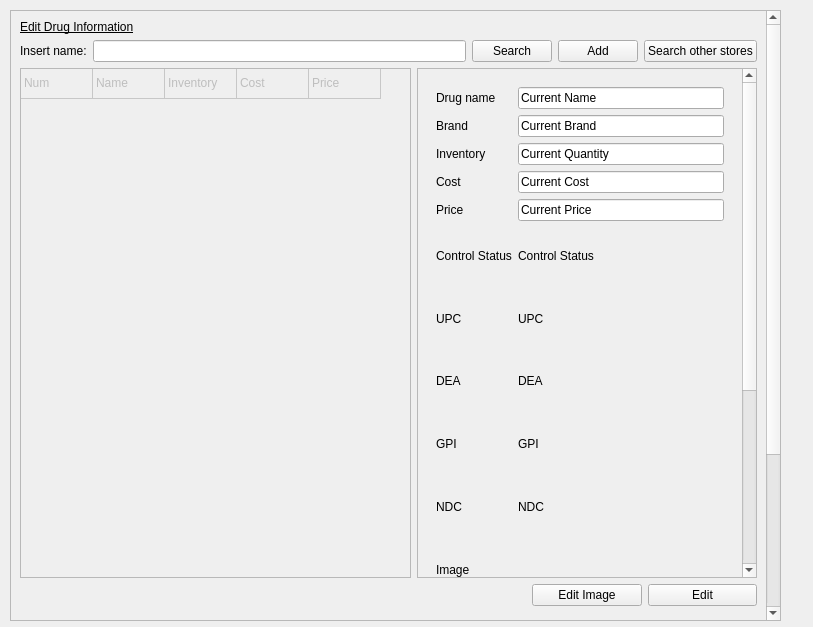
The window that managementscreen.ui (WNewsome/Pharmaceutical-Point-of-Sale) describes before a commit, drawn with Qt 5.
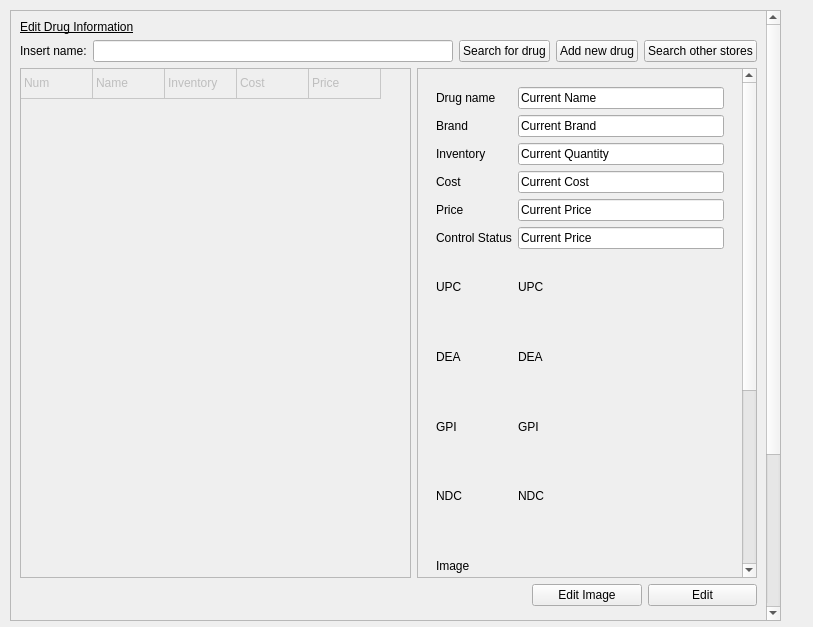
The same window after the commit.

Diff of the .ui file:
```diff
--- a/managementscreen.ui
+++ b/managementscreen.ui
@@ -35,7 +35,7 @@
     <property name="geometry">
      <rect>
       <x>0</x>
-      <y>-288</y>
+      <y>0</y>
       <width>748</width>
       <height>897</height>
      </rect>
@@ -316,9 +316,9 @@
              </widget>
             </item>
             <item row="6" column="1">
-             <widget class="QLabel" name="controls">
+             <widget class="QLineEdit" name="controls">
               <property name="text">
-               <string>Control Status</string>
+               <string>Current Price</string>
               </property>
              </widget>
             </item>
@@ -405,14 +405,14 @@
        <item row="1" column="2">
         <widget class="QPushButton" name="changedruginfoclick">
          <property name="text">
-          <string>Search</string>
+          <string>Search for drug</string>
          </property>
         </widget>
        </item>
        <item row="1" column="3">
         <widget class="QPushButton" name="addnewdrugclicked">
          <property name="text">
-          <string>Add</string>
+          <string>Add new drug</string>
          </property>
         </widget>
        </item>
```
Left out of the diff: 2 changed lines with no effect on the pictures.
